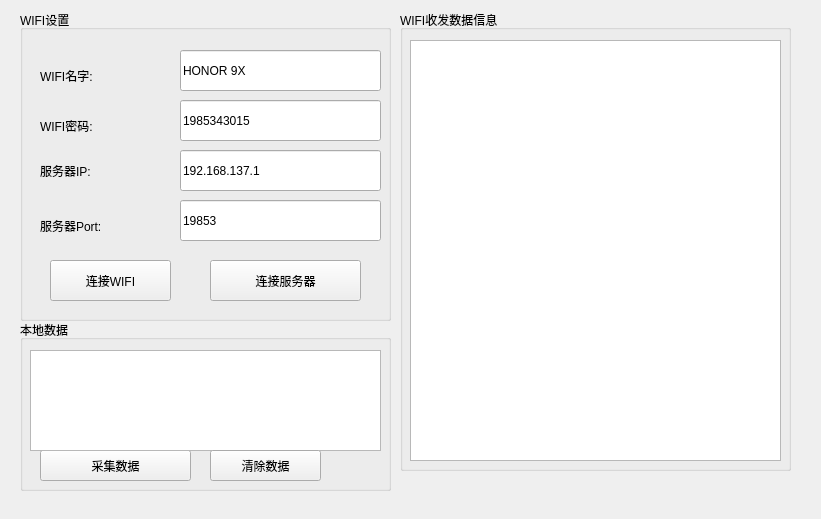
Old version of the form ex05/ex05.ui in the repository 2000PJL/Qt_Test.
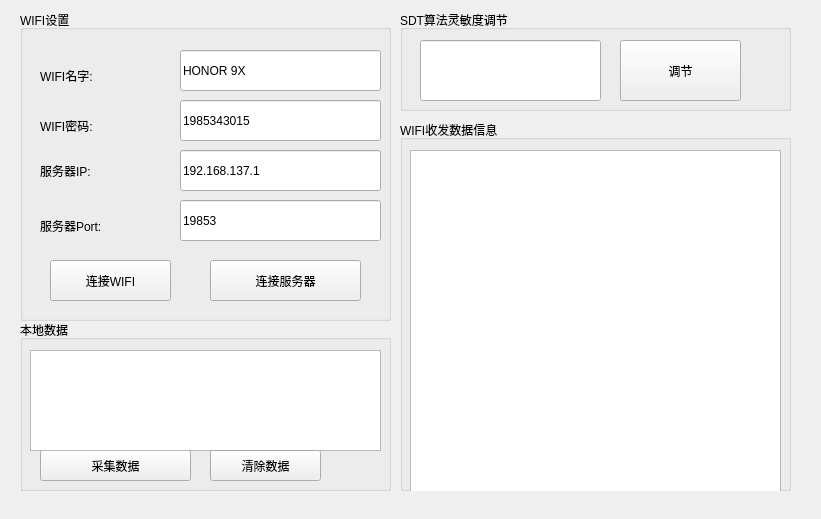
New version of the form.

Patch:
```diff
--- a/ex05/ex05.ui
+++ b/ex05/ex05.ui
@@ -160,9 +160,9 @@
    <property name="geometry">
     <rect>
      <x>400</x>
-     <y>10</y>
+     <y>120</y>
      <width>391</width>
-     <height>461</height>
+     <height>371</height>
     </rect>
    </property>
    <property name="title">
@@ -228,6 +228,42 @@
     </property>
    </widget>
   </widget>
+  <widget class="QGroupBox" name="groupBox_4">
+   <property name="geometry">
+    <rect>
+     <x>400</x>
+     <y>10</y>
+     <width>391</width>
+     <height>101</height>
+    </rect>
+   </property>
+   <property name="title">
+    <string>SDT算法灵敏度调节</string>
+   </property>
+   <widget class="QLineEdit" name="lmdEdit">
+    <property name="geometry">
+     <rect>
+      <x>20</x>
+      <y>30</y>
+      <width>181</width>
+      <height>61</height>
+     </rect>
+    </property>
+   </widget>
+   <widget class="QPushButton" name="lmdButton">
+    <property name="geometry">
+     <rect>
+      <x>220</x>
+      <y>30</y>
+      <width>121</width>
+      <height>61</height>
+     </rect>
+    </property>
+    <property name="text">
+     <string>调节</string>
+    </property>
+   </widget>
+  </widget>
  </widget>
  <layoutdefault spacing="6" margin="11"/>
  <resources/>
```
